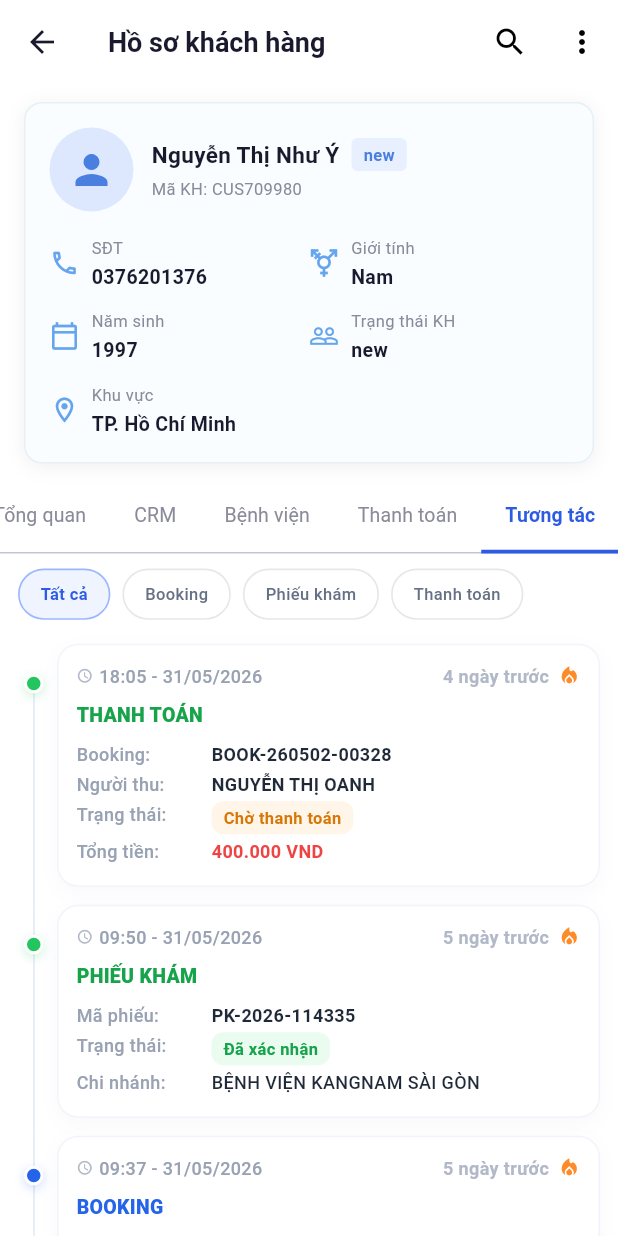
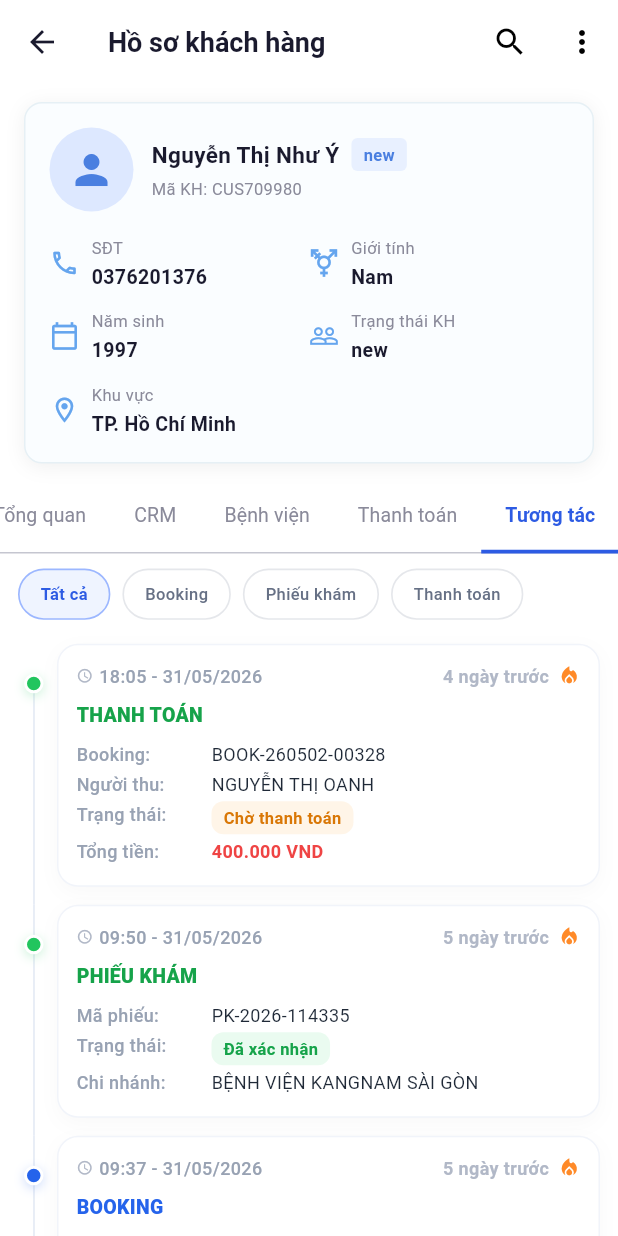
Before and after one commit to Minhdz26122003/profile360, a Flutter app: the screen it shows after launch, tab 5 chosen, on a phone screen of 412 x 824 dp. Run offline on Flutter 3.47's test engine with Material 3 defaults, Android fonts, the phone set to English and light mode, and no system bars; our stand-ins replace equatable, flutter_bloc, flutter_svg; missing offline and left inert: mobile_scanner.

Commit message:
feat: implement customer profile dashboard with activity timeline, filtered tabs, and payment transaction modeling

```diff
--- a/lib/features/customer_profile/domain/entities/customer_profile_data.dart
+++ b/lib/features/customer_profile/domain/entities/customer_profile_data.dart
@@ -1,5 +1,6 @@
 import 'package:democart/features/customer_profile/domain/entities/customer_activity_model.dart';
 import 'package:democart/features/customer_profile/domain/entities/customer_booking_model.dart';
+import 'package:democart/features/customer_profile/domain/entities/customer_payment_transaction_model.dart';
 import 'package:democart/features/customer_profile/domain/entities/customer_profile_model.dart';
 import 'package:democart/features/customer_profile/domain/entities/customer_service_model.dart';
 import 'package:equatable/equatable.dart';
@@ -9,15 +10,22 @@ class CustomerProfileData extends Equatable {
     required this.profile,
     required this.latestBooking,
     required this.latestServices,
+    required this.paymentTransactions,
     required this.activities,
   });
 
   final CustomerProfileModel profile;
   final CustomerBookingModel latestBooking;
   final CustomerServiceModel latestServices;
+  final List<CustomerPaymentTransactionModel> paymentTransactions;
   final List<CustomerActivityModel> activities;
 
   @override
-  List<Object?> get props =>
-      [profile, latestBooking, latestServices, activities];
+  List<Object?> get props => [
+    profile,
+    latestBooking,
+    latestServices,
+    paymentTransactions,
+    activities,
+  ];
 }
--- a/lib/features/customer_profile/presentation/pages/custom_action_tab.dart
+++ b/lib/features/customer_profile/presentation/pages/custom_action_tab.dart
@@ -221,6 +221,7 @@ class _InteractionCard extends StatelessWidget {
             ),
           ),
           const SizedBox(height: 8),
+
           ...config.rows.map(
             (row) => Padding(
               padding: const EdgeInsets.only(bottom: 3),
@@ -242,7 +243,7 @@ class _InteractionCard extends StatelessWidget {
                 children: config.services
                     .map(
                       (service) => Padding(
-                        padding: const EdgeInsets.only(bottom: 2),
+                        padding: const EdgeInsets.only(bottom: 4),
                         child: Text(
                           service,
                           style: const TextStyle(
@@ -302,7 +303,7 @@ class _MiniInfoRow extends StatelessWidget {
                 style: TextStyle(
                   fontSize: 12,
                   color: valueColor ?? const Color(0xFF1F2937),
-                  fontWeight: bold ? FontWeight.w700 : FontWeight.w500,
+                  fontWeight: bold ? FontWeight.w600 : FontWeight.w400,
                 ),
               ),
         ),
@@ -395,11 +396,10 @@ class _ActivityCardConfig {
           titleColor: const Color(0xFF16A34A),
           dotColor: const Color(0xFF22C55E),
           rows: [
-            _InfoRowData(label: 'Booking:', value: activity.code, bold: true),
+            _InfoRowData(label: 'Booking:', value: activity.code),
             _InfoRowData(
               label: 'Người thu:',
               value: activity.assignee ?? activity.branch,
-              bold: true,
             ),
             _InfoRowData(
               label: 'Trạng thái:',
@@ -420,7 +420,7 @@ class _ActivityCardConfig {
           titleColor: const Color(0xFF16A34A),
           dotColor: const Color(0xFF22C55E),
           rows: [
-            _InfoRowData(label: 'Mã phiếu:', value: activity.code, bold: true),
+            _InfoRowData(label: 'Mã phiếu:', value: activity.code),
             _InfoRowData(
               label: 'Trạng thái:',
 
@@ -436,11 +436,7 @@ class _ActivityCardConfig {
           titleColor: const Color(0xFF2563EB),
           dotColor: const Color(0xFF2563EB),
           rows: [
-            _InfoRowData(
-              label: 'Mã Booking:',
-              value: activity.code,
-              bold: true,
-            ),
+            _InfoRowData(label: 'Mã Booking:', value: activity.code),
             _InfoRowData(label: 'Thương hiệu:', value: 'Kangnam'),
             _InfoRowData(label: 'Chi nhánh:', value: activity.branch),
           ],
--- a/lib/features/customer_profile/presentation/pages/custom_crm_tab.dart
+++ b/lib/features/customer_profile/presentation/pages/custom_crm_tab.dart
@@ -222,7 +222,7 @@ class _Row extends StatelessWidget {
               : Text(
                   value ?? '',
                   style: TextStyle(
-                    fontSize: 11,
+                    fontSize: 12,
                     fontWeight: bold ? FontWeight.w600 : FontWeight.w400,
                     color: valueColor ?? const Color(0xFF1A1A2E),
                   ),
--- a/lib/features/customer_profile/presentation/pages/customer_profile_screen.dart
+++ b/lib/features/customer_profile/presentation/pages/customer_profile_screen.dart
@@ -102,7 +102,10 @@ class _CustomerProfileView extends StatelessWidget {
                   CustomerOverviewTab(data: data),
                   const CustomCrmTab(title: 'CRM'),
                   const CustomHopitalTab(title: 'Bệnh viện'),
-                  const CustomPaymentTab(title: 'Thanh toán'),
+                  CustomPaymentTab(
+                    title: 'Thanh toán',
+                    transactions: data.paymentTransactions,
+                  ),
                   CustomActionTab(
                     title: 'Tương tác',
                     activities: data.activities,
```
Also changed, not shown: lib/features/customer_profile/domain/entities/customer_payment_transaction_model.dart (added, +35 -0 lines), lib/features/customer_profile/infrastructure/repositories/customer_profile_repository_impl.dart (+34 -1 lines), lib/features/customer_profile/presentation/pages/custom_payment_tab.dart (+60 -67 lines), 3 other files.
